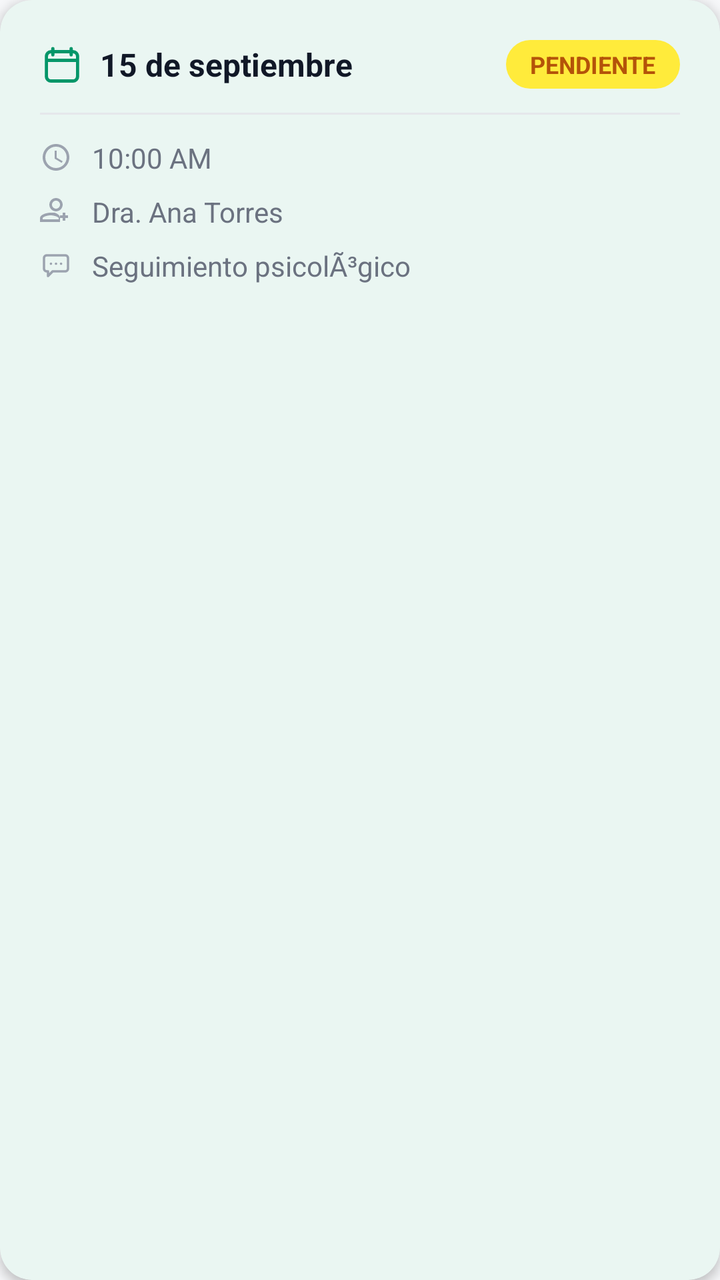
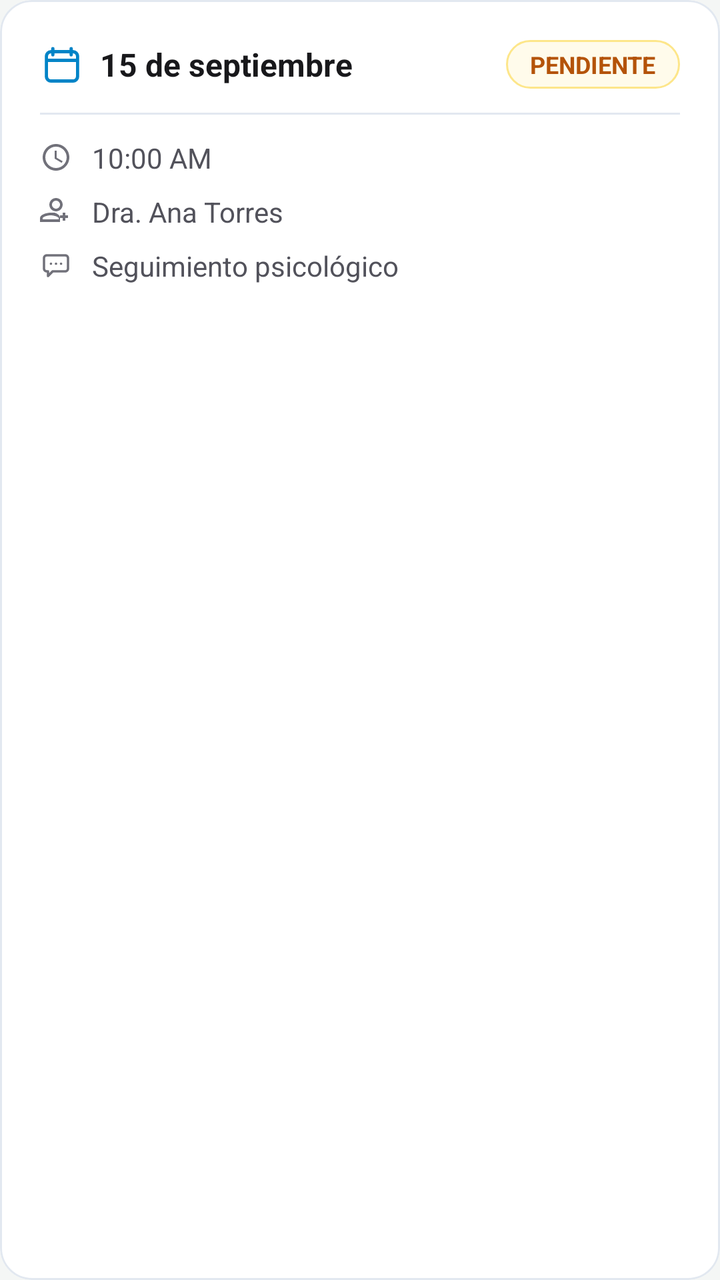

Compare the two renders of this Android layout. The source of the first and the diff that turns it into the second are given below.
<!-- AndroidManifest.xml: application theme Theme.BienestarUPC -->
<!-- res/layout/item_my_appointment.xml -->
<?xml version="1.0" encoding="utf-8"?>
<com.google.android.material.card.MaterialCardView
    xmlns:android="http://schemas.android.com/apk/res/android"
    xmlns:app="http://schemas.android.com/apk/res-auto"
    android:layout_width="match_parent"
    android:layout_height="wrap_content"
    android:layout_marginBottom="16dp"
    android:layout_marginStart="2dp"
    android:layout_marginEnd="2dp"
    app:cardBackgroundColor="@color/white_card"
    app:cardCornerRadius="16dp"
    app:cardElevation="3dp"
    app:strokeWidth="0dp">

    <LinearLayout
        android:layout_width="match_parent"
        android:layout_height="wrap_content"
        android:orientation="vertical"
        android:padding="20dp">

        
        <LinearLayout
            android:layout_width="match_parent"
            android:layout_height="wrap_content"
            android:orientation="horizontal"
            android:gravity="center_vertical">

            <ImageView android:contentDescription="@null"
                android:layout_width="22dp"
                android:layout_height="22dp"
                android:layout_marginEnd="8dp"
                android:src="@drawable/ic_calendar"
                app:tint="@color/green_primary" />

            <TextView
                android:id="@+id/txt_date"
                android:layout_width="0dp"
                android:layout_height="wrap_content"
                android:layout_weight="1"
                android:text="@string/txt_15_de_septiembre"
                android:textColor="@color/text_primary"
                android:textSize="16sp"
                android:textStyle="bold" />

            <TextView
                android:id="@+id/txt_status"
                android:layout_width="wrap_content"
                android:layout_height="wrap_content"
                android:paddingStart="12dp"
                android:paddingEnd="12dp"
                android:paddingTop="4dp"
                android:paddingBottom="4dp"
                android:text="@string/txt_pendiente"
                android:textColor="@color/risk_medium_text"
                android:textSize="12sp"
                android:textStyle="bold"
                android:background="@drawable/badge_risk_medium" />
        </LinearLayout>

        <View
            android:layout_width="match_parent"
            android:layout_height="1dp"
            android:layout_marginTop="12dp"
            android:layout_marginBottom="12dp"
            android:background="#E5E7EB" />

        
        <LinearLayout
            android:layout_width="match_parent"
            android:layout_height="wrap_content"
            android:orientation="vertical">

            
            <TextView
                android:id="@+id/txt_time_psicologo"
                android:layout_width="match_parent"
                android:layout_height="wrap_content"
                android:layout_marginBottom="8dp"
                android:gravity="center_vertical"
                app:drawableStartCompat="@drawable/ic_clock_outline_16"
                android:drawablePadding="10dp"
                app:drawableTint="@color/text_hint"
                android:text="@string/txt_10_00_am"
                android:textColor="@color/text_secondary"
                android:textSize="14sp" />

            
            <TextView
                android:id="@+id/txt_psicologo_name"
                android:layout_width="match_parent"
                android:layout_height="wrap_content"
                android:layout_marginBottom="8dp"
                android:gravity="center_vertical"
                app:drawableStartCompat="@drawable/ic_doctor_16"
                android:drawablePadding="10dp"
                app:drawableTint="@color/text_hint"
                android:text="@string/txt_dra_ana_torres"
                android:textColor="@color/text_secondary"
                android:textSize="14sp" />

            
            <TextView
                android:id="@+id/txt_motivo"
                android:layout_width="match_parent"
                android:layout_height="wrap_content"
                android:gravity="center_vertical"
                app:drawableStartCompat="@drawable/ic_chat_16"
                android:drawablePadding="10dp"
                app:drawableTint="@color/text_hint"
                android:text="@string/txt_seguimiento_psicologico"
                android:textColor="@color/text_secondary"
                android:textSize="14sp" />
        </LinearLayout>

        
        <com.google.android.material.button.MaterialButton
            android:id="@+id/btn_cancel"
            style="@style/Widget.Material3.Button.OutlinedButton"
            android:layout_width="match_parent"
            android:layout_height="wrap_content"
            android:layout_marginTop="16dp"
            android:text="@string/txt_cancelar_cita"
            android:textColor="@color/risk_high_text"
            app:strokeColor="@color/risk_high_bg"
            app:rippleColor="#20DC2626"
            android:textSize="14sp"
            android:visibility="gone" />

    </LinearLayout>
</com.google.android.material.card.MaterialCardView>
<!-- resources referenced by this layout -->
<resources>
  <color name="green_primary">#059669</color>
  <color name="risk_high_bg">#F44336</color>
  <color name="risk_high_text">#DC2626</color>
  <color name="risk_medium_text">#B45309</color>
  <color name="text_hint">#9CA3AF</color>
  <color name="text_primary">#111827</color>
  <color name="text_secondary">#6B7280</color>
  <color name="white_card">#FFFFFF</color>
  <!-- drawable badge_risk_medium (drawable) -->
  <?xml version="1.0" encoding="utf-8"?>
  <shape xmlns:android="http://schemas.android.com/apk/res/android"
      android:shape="rectangle">
      <solid android:color="@color/risk_medium_bg" />
      <corners android:radius="20dp" />
  </shape>
  <string name="txt_10_00_am">10:00 AM</string>
  <string name="txt_cancelar_cita">Cancelar cita</string>
  <string name="txt_dra_ana_torres">Dra. Ana Torres</string>
  <string name="txt_pendiente">PENDIENTE</string>
  <string name="txt_seguimiento_psicologico">Seguimiento psicolÃ³gico</string>
  <color name="risk_medium_bg">#FFEB3B</color>
  <color name="green_container">#D1FAE5</color>
  <color name="on_primary_container">#053B2A</color>
  <color name="teal_primary">#0D9488</color>
  <color name="teal_light">#CCFBF1</color>
  <color name="background_gray">#F6F7F9</color>
  <color name="surface_container_low">#F8FAFC</color>
  <color name="surface_container">#EFF2F5</color>
  <color name="surface_container_high">#E7EAEE</color>
  <color name="surface_container_highest">#DEE2E8</color>
  <color name="surface_outline">#C9CFD8</color>
  <color name="surface_outline_variant">#E4E7EC</color>
  <color name="error_text">#DC2626</color>
  <color name="green_primary_dark">#047857</color>
  <color name="gray_medium">#9CA3AF</color>
  <color name="stroke_color">#EDEFF2</color>
  <color name="green_light">#D1FAE5</color>
  <color name="nav_background">#FFFFFF</color>
  <color name="chip_bg">#F3F4F6</color>
  <color name="chip_text">#111827</color>
  <!-- unchanged entries left out for length: 18 -->
</resources>

<!-- the commit's change to res/layout/item_my_appointment.xml (unified diff, before → after) -->
@@ -7,10 +7,11 @@
     android:layout_marginBottom="16dp"
     android:layout_marginStart="2dp"
     android:layout_marginEnd="2dp"
-    app:cardBackgroundColor="@color/white_card"
+    app:cardBackgroundColor="@color/bg_surface_1"
     app:cardCornerRadius="16dp"
-    app:cardElevation="3dp"
-    app:strokeWidth="0dp">
+    app:cardElevation="0dp"
+    app:strokeWidth="1dp"
+    app:strokeColor="@color/border_surface_1">
 
     <LinearLayout
         android:layout_width="match_parent"
@@ -30,7 +31,7 @@
                 android:layout_height="22dp"
                 android:layout_marginEnd="8dp"
                 android:src="@drawable/ic_calendar"
-                app:tint="@color/green_primary" />
+                app:tint="@color/role_psychologist_light" />
 
             <TextView
                 android:id="@+id/txt_date"
@@ -62,7 +63,7 @@
             android:layout_height="1dp"
             android:layout_marginTop="12dp"
             android:layout_marginBottom="12dp"
-            android:background="#E5E7EB" />
+            android:background="@color/border_surface_1" />
 
         
         <LinearLayout
@@ -120,9 +121,9 @@
             android:layout_height="wrap_content"
             android:layout_marginTop="16dp"
             android:text="@string/txt_cancelar_cita"
-            android:textColor="@color/risk_high_text"
-            app:strokeColor="@color/risk_high_bg"
-            app:rippleColor="#20DC2626"
+            android:textColor="@color/risk_critical_text"
+            app:strokeColor="@color/border_surface_1"
+            app:rippleColor="@color/risk_critical_bg"
             android:textSize="14sp"
             android:visibility="gone" />
 
<!-- resource entries referenced after the edit -->
@@ -1,45 +1,73 @@
 <!-- resources referenced by this layout -->
 <resources>
-  <color name="green_primary">#059669</color>
-  <color name="risk_high_bg">#F44336</color>
-  <color name="risk_high_text">#DC2626</color>
-  <color name="risk_medium_text">#B45309</color>
-  <color name="text_hint">#9CA3AF</color>
-  <color name="text_primary">#111827</color>
-  <color name="text_secondary">#6B7280</color>
-  <color name="white_card">#FFFFFF</color>
+  <color name="bg_surface_1">@color/bg_surface_1_light</color>
+  <color name="border_surface_1">@color/border_surface_1_light</color>
+  <color name="risk_critical_bg">@color/risk_critical_bg_light</color>
+  <color name="risk_critical_text">@color/risk_critical_text_light</color>
+  <color name="green_primary">@color/upc_green_primary</color>
+  <color name="risk_medium_text">@color/risk_medium_text_light</color>
+  <color name="role_psychologist_light">#0284C7</color>
+  <color name="text_hint">@color/text_muted</color>
+  <color name="text_primary">@color/text_primary_light</color>
+  <color name="text_secondary">@color/text_secondary_light</color>
+  <color name="white_card">@color/bg_surface_1</color>
   <!-- drawable badge_risk_medium (drawable) -->
   <?xml version="1.0" encoding="utf-8"?>
   <shape xmlns:android="http://schemas.android.com/apk/res/android"
       android:shape="rectangle">
       <solid android:color="@color/risk_medium_bg" />
-      <corners android:radius="20dp" />
+      <stroke android:width="1dp" android:color="@color/risk_medium_border" />
+      <corners android:radius="12dp" />
   </shape>
   <string name="txt_10_00_am">10:00 AM</string>
   <string name="txt_cancelar_cita">Cancelar cita</string>
   <string name="txt_dra_ana_torres">Dra. Ana Torres</string>
   <string name="txt_pendiente">PENDIENTE</string>
-  <string name="txt_seguimiento_psicologico">Seguimiento psicolÃ³gico</string>
-  <color name="risk_medium_bg">#FFEB3B</color>
-  <color name="green_container">#D1FAE5</color>
-  <color name="on_primary_container">#053B2A</color>
-  <color name="teal_primary">#0D9488</color>
-  <color name="teal_light">#CCFBF1</color>
-  <color name="background_gray">#F6F7F9</color>
-  <color name="surface_container_low">#F8FAFC</color>
-  <color name="surface_container">#EFF2F5</color>
-  <color name="surface_container_high">#E7EAEE</color>
-  <color name="surface_container_highest">#DEE2E8</color>
-  <color name="surface_outline">#C9CFD8</color>
-  <color name="surface_outline_variant">#E4E7EC</color>
-  <color name="error_text">#DC2626</color>
-  <color name="green_primary_dark">#047857</color>
-  <color name="gray_medium">#9CA3AF</color>
-  <color name="stroke_color">#EDEFF2</color>
-  <color name="green_light">#D1FAE5</color>
-  <color name="nav_background">#FFFFFF</color>
-  <color name="chip_bg">#F3F4F6</color>
-  <color name="chip_text">#111827</color>
+  <string name="txt_seguimiento_psicologico">Seguimiento psicológico</string>
+  <color name="bg_surface_1_light">#FFFFFF</color>
+  <color name="border_surface_1_light">#E2E8F0</color>
+  <color name="risk_critical_bg_light">#FFF1F2</color>
+  <color name="risk_critical_text_light">#BE123C</color>
+  <color name="risk_medium_text_light">#B45309</color>
+  <color name="text_muted">@color/text_muted_light</color>
+  <color name="text_primary_light">#18181B</color>
+  <color name="text_secondary_light">#52525B</color>
+  <color name="risk_medium_bg">@color/risk_medium_bg_light</color>
+  <color name="risk_medium_border">@color/risk_medium_border_light</color>
+  <color name="green_container">@color/upc_green_tint_light</color>
+  <color name="on_primary_container">@color/text_primary</color>
+  <color name="teal_primary">@color/risk_low_text</color>
+  <color name="teal_light">@color/risk_low_border</color>
+  <color name="background_gray">@color/bg_canvas</color>
+  <color name="surface_container_low">@color/bg_surface_1</color>
+  <color name="surface_container">@color/bg_surface_2</color>
+  <color name="surface_container_high">@color/border_surface_1</color>
+  <color name="surface_container_highest">@color/border_surface_1</color>
+  <color name="surface_outline">@color/border_surface_1</color>
+  <color name="surface_outline_variant">@color/border_surface_1</color>
+  <color name="error_text">@color/risk_critical_text</color>
+  <color name="green_primary_dark">@color/upc_green_dark</color>
+  <color name="text_muted_light">#71717A</color>
+  <color name="risk_medium_bg_light">#FFFBEB</color>
+  <color name="risk_medium_border_light">#FDE68A</color>
+  <color name="upc_green_primary">#169B39</color>
+  <color name="upc_green_tint_light">#E8F5E9</color>
+  <color name="risk_low_text">@color/risk_low_text_light</color>
+  <color name="risk_low_border">@color/risk_low_border_light</color>
+  <color name="bg_canvas">@color/bg_canvas_light</color>
+  <color name="bg_surface_2">@color/bg_surface_2_light</color>
+  <color name="upc_green_dark">#0A743B</color>
+  <color name="gray_medium">@color/text_secondary</color>
+  <color name="stroke_color">@color/border_surface_1</color>
+  <color name="green_light">@color/upc_green_light</color>
+  <color name="nav_background">@color/bg_surface_1</color>
+  <color name="chip_bg">@color/bg_surface_2</color>
+  <color name="chip_text">@color/text_primary</color>
+  <color name="risk_low_text_light">#0D9488</color>
+  <color name="risk_low_border_light">#99F6E4</color>
+  <color name="bg_canvas_light">#F4F6F5</color>
+  <color name="bg_surface_2_light">#F8FAFC</color>
+  <color name="upc_green_light">#73C167</color>
   <!-- unchanged entries left out for length: 18 -->
 </resources>
 
